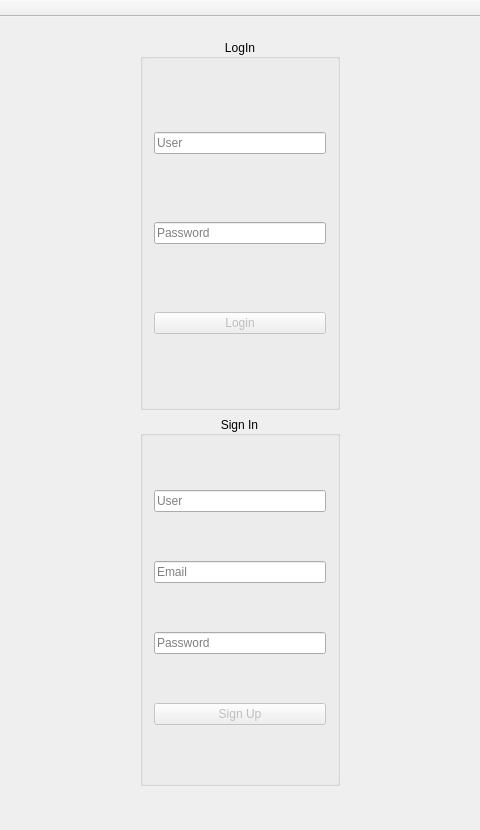
Carlos-D-09/lerma, file mainwindow.ui: the form before one commit; both pictures show x 443 to 923 and y 0 to 830 of the 1366 by 830 pixel window.
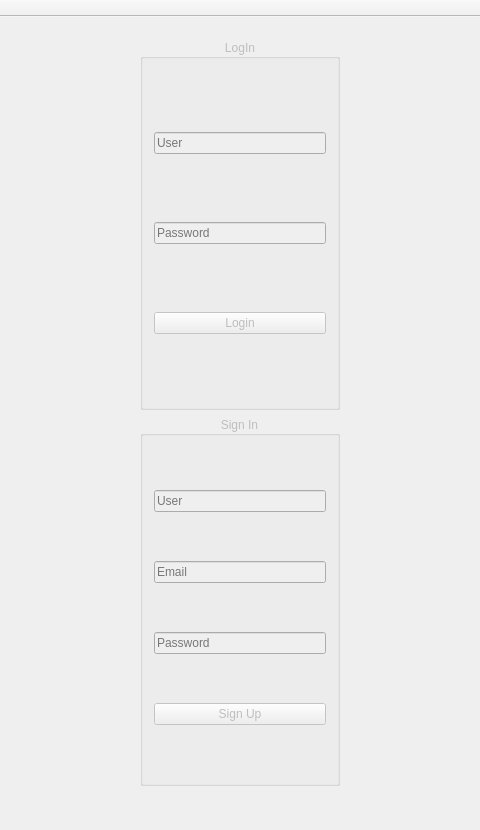
The form after the commit.

What changed in the file:
```diff
--- a/mainwindow.ui
+++ b/mainwindow.ui
@@ -24,6 +24,9 @@
        <layout class="QGridLayout" name="gridLayout_2">
         <item row="0" column="0">
          <widget class="QGroupBox" name="loginGB">
+          <property name="enabled">
+           <bool>false</bool>
+          </property>
           <property name="maximumSize">
            <size>
             <width>200</width>
@@ -72,6 +75,9 @@
         </item>
         <item row="1" column="0">
          <widget class="QGroupBox" name="signUpGB">
+          <property name="enabled">
+           <bool>false</bool>
+          </property>
           <property name="maximumSize">
            <size>
             <width>200</width>
```
